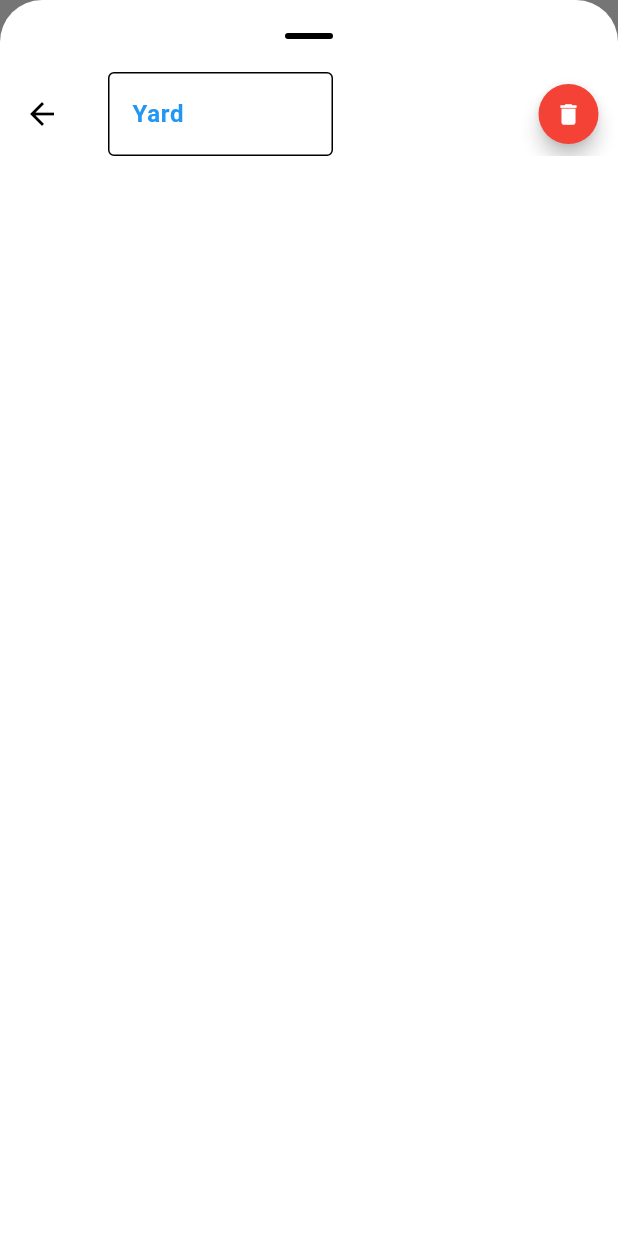
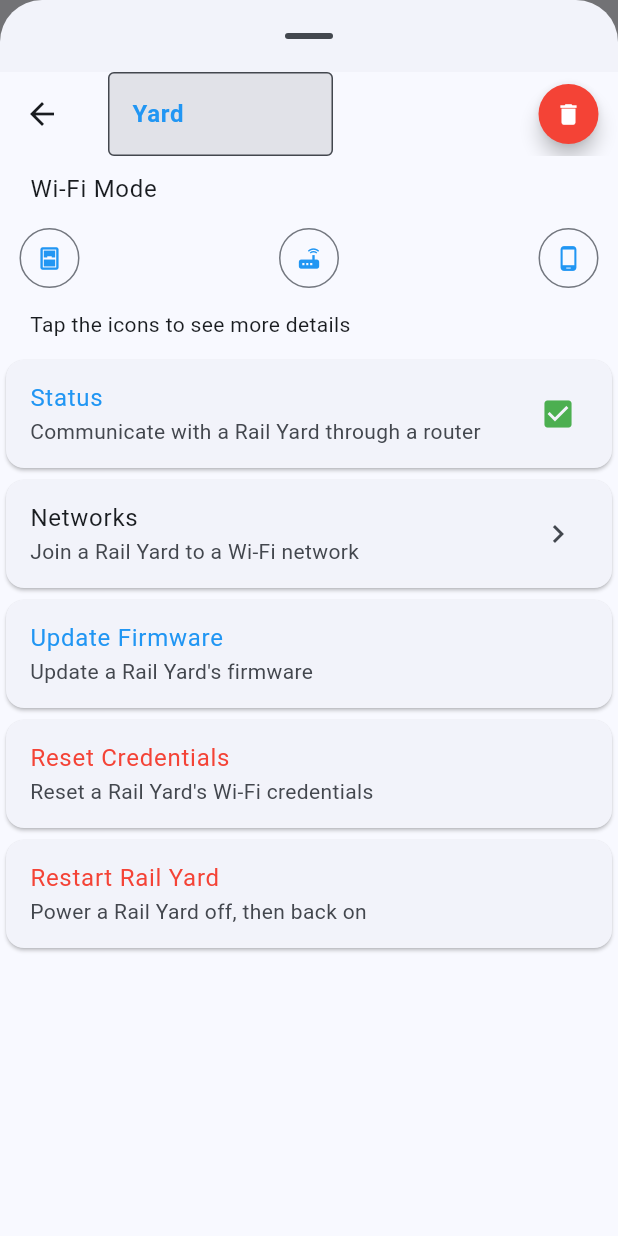
Before and after one commit to jakee417/RailYardFlutter, a Flutter app: the screen it shows after launch, after a tap on the "settings" icon, on a phone screen of 412 x 824 dp. Run offline on Flutter 3.47's test engine with Material 3 defaults, Android fonts, the phone set to English and light mode, and no system bars.

Commit message:
add server settings updates

```diff
--- a/rail_yard/lib/main.dart
+++ b/rail_yard/lib/main.dart
@@ -10,16 +10,17 @@ void main() {
       child: MaterialApp(
         theme: ThemeData(
           useMaterial3: true,
-          primaryColor: Colors.blue,
-          colorScheme: ColorScheme.fromSwatch(
-            primarySwatch: Colors.blue,
-          ).copyWith(
+          colorScheme: ColorScheme.fromSeed(
+            seedColor: Colors.blue,
+            primary: Colors.blue,
             secondary: Colors.lightBlue,
+            brightness: Brightness.light,
+          ),
+          buttonTheme: const ButtonThemeData(
+            shape: CircleBorder(),
           ),
         ),
-        darkTheme: ThemeData.dark(
-          useMaterial3: true,
-        ),
+        darkTheme: ThemeData.dark(),
         themeMode: ThemeMode.system,
         home: RailYardApp(),
       ),
--- /dev/null
+++ b/rail_yard/lib/server_settings_views/server_settings_credentials_reset_view.dart
@@ -0,0 +1,66 @@
+import 'package:flutter/material.dart';
+import 'package:provider/provider.dart';
+import 'package:rail_yard/device_model/device_model_managers.dart';
+
+class ServerSettingsCredentialsResetView extends StatelessWidget {
+  const ServerSettingsCredentialsResetView({
+    super.key,
+    required this.index,
+  });
+  final int index;
+
+  Future<void> showAlert(BuildContext context, String name) async {
+    return showDialog<void>(
+      context: context,
+      barrierDismissible: false, // user must tap button!
+      builder: (BuildContext context) {
+        return AlertDialog(
+          title: Text('Reset $name?'),
+          content: const SingleChildScrollView(
+            child: ListBody(
+              children: <Widget>[
+                Text('Resetting will clear any saved SSID and password.'),
+              ],
+            ),
+          ),
+          actions: <Widget>[
+            TextButton(
+              onPressed: () => Navigator.pop(context),
+              child: const Text('Cancel'),
+            ),
+            TextButton(
+              onPressed: () {
+                Navigator.pop(context);
+              },
+              child: const Text(
+                'Reset',
+                style: TextStyle(
+                  color: Colors.red,
+                ),
+              ),
+            ),
+          ],
+        );
+      },
+    );
+  }
+
+  @override
+  Widget build(BuildContext context) {
+    return Consumer<DeviceManagers>(
+      builder: (context, value, child) => Card(
+        child: ListTile(
+          title: const Text(
+            'Reset Credentials',
+            style: TextStyle(color: Colors.red),
+          ),
+          subtitle: const Text('Reset a Rail Yard\'s Wi-Fi credentials'),
+          onTap: () {
+            showAlert(context,
+                value.getManager(index)?.serverSettings.name ?? 'device');
+          },
+        ),
+      ),
+    );
+  }
+}
--- /dev/null
+++ b/rail_yard/lib/server_settings_views/server_settings_outline_view.dart
@@ -0,0 +1,101 @@
+import 'package:flutter/material.dart';
+
+class ServerSettingsOutlineView extends StatelessWidget {
+  const ServerSettingsOutlineView({
+    super.key,
+    required this.index,
+  });
+  final int index;
+
+  @override
+  Widget build(BuildContext context) {
+    final ListTileThemeData tileTheme = _LisTileDefaultsM3(context);
+    return Column(
+      children: [
+        Padding(
+          padding: const EdgeInsets.symmetric(horizontal: 20.0, vertical: 10.0),
+          child: Row(
+            children: [
+              Text(
+                'Wi-Fi Mode',
+                style: tileTheme.titleTextStyle,
+              ),
+            ],
+          ),
+        ),
+        Row(
+          children: [
+            OutlinedButton(
+              onPressed: () {},
+              style: OutlinedButton.styleFrom(
+                shape: const CircleBorder(),
+              ),
+              child: const Icon(Icons.sensor_window_rounded),
+            ),
+            const Spacer(),
+            OutlinedButton(
+              onPressed: () {},
+              style: OutlinedButton.styleFrom(
+                shape: const CircleBorder(),
+              ),
+              child: const Icon(Icons.router),
+            ),
+            const Spacer(),
+            OutlinedButton(
+              onPressed: () {},
+              style: OutlinedButton.styleFrom(
+                shape: const CircleBorder(),
+              ),
+              child: const Icon(Icons.phone_android),
+            ),
+          ],
+        ),
+        const Padding(
+          padding: EdgeInsets.symmetric(horizontal: 20.0, vertical: 10.0),
+          child: Row(
+            children: [
+              Text('Tap the icons to see more details'),
+            ],
+          ),
+        ),
+      ],
+    );
+  }
+}
+
+class _LisTileDefaultsM3 extends ListTileThemeData {
+  _LisTileDefaultsM3(this.context)
+      : super(
+          contentPadding:
+              const EdgeInsetsDirectional.only(start: 16.0, end: 24.0),
+          minLeadingWidth: 24,
+          minVerticalPadding: 8,
+          shape: const RoundedRectangleBorder(),
+        );
+
+  final BuildContext context;
+  late final ThemeData _theme = Theme.of(context);
+  late final ColorScheme _colors = _theme.colorScheme;
+  late final TextTheme _textTheme = _theme.textTheme;
+
+  @override
+  Color? get tileColor => Colors.transparent;
+
+  @override
+  TextStyle? get titleTextStyle =>
+      _textTheme.bodyLarge!.copyWith(color: _colors.onSurface);
+
+  @override
+  TextStyle? get subtitleTextStyle =>
+      _textTheme.bodyMedium!.copyWith(color: _colors.onSurfaceVariant);
+
+  @override
+  TextStyle? get leadingAndTrailingTextStyle =>
+      _textTheme.labelSmall!.copyWith(color: _colors.onSurfaceVariant);
+
+  @override
+  Color? get selectedColor => _colors.primary;
+
+  @override
+  Color? get iconColor => _colors.onSurfaceVariant;
+}
--- /dev/null
+++ b/rail_yard/lib/server_settings_views/server_settings_restart_view.dart
@@ -0,0 +1,66 @@
+import 'package:flutter/material.dart';
+import 'package:provider/provider.dart';
+import 'package:rail_yard/device_model/device_model_managers.dart';
+
+class ServerSettingsRestartView extends StatelessWidget {
+  const ServerSettingsRestartView({
+    super.key,
+    required this.index,
+  });
+  final int index;
+
+  Future<void> showAlert(BuildContext context, String name) async {
+    return showDialog<void>(
+      context: context,
+      barrierDismissible: false, // user must tap button!
+      builder: (BuildContext context) {
+        return AlertDialog(
+          title: Text('Restart $name?'),
+          content: const SingleChildScrollView(
+            child: ListBody(
+              children: <Widget>[
+                Text('This will turn the Rail yard off and on again.'),
+              ],
+            ),
+          ),
+          actions: <Widget>[
+            TextButton(
+              onPressed: () => Navigator.pop(context),
+              child: const Text('Cancel'),
+            ),
+            TextButton(
+              onPressed: () {
+                Navigator.pop(context);
+              },
+              child: const Text(
+                'Restart',
+                style: TextStyle(
+                  color: Colors.red,
+                ),
+              ),
+            ),
+          ],
+        );
+      },
+    );
+  }
+
+  @override
+  Widget build(BuildContext context) {
+    return Consumer<DeviceManagers>(
+      builder: (context, value, child) => Card(
+        child: ListTile(
+          title: const Text(
+            'Restart Rail Yard',
+            style: TextStyle(color: Colors.red),
+          ),
+          subtitle: const Text('Power a Rail Yard off, then back on'),
+          onTap: () {
+            showAlert(context,
+                value.getManager(index)?.serverSettings.name ?? 'device');
+          },
+        ),
+      ),
+    );
+  }
+}
--- /dev/null
+++ b/rail_yard/lib/server_settings_views/server_settings_scan_view.dart
@@ -0,0 +1,22 @@
+import 'package:flutter/material.dart';
+
+class ServerSettingsScanView extends StatelessWidget {
+  const ServerSettingsScanView({
+    super.key,
+    required this.index,
+  });
+  final int index;
+  @override
+  Widget build(BuildContext context) {
+    return Card(
+      child: ListTile(
+        title: const Text('Networks'),
+        subtitle: const Text('Join a Rail Yard to a Wi-Fi network'),
+        onTap: () {
+          // Do the status update
+        },
+        trailing: const Icon(Icons.chevron_right),
+      ),
+    );
+  }
+}
--- /dev/null
+++ b/rail_yard/lib/server_settings_views/server_settings_status_view.dart
@@ -0,0 +1,27 @@
+import 'package:flutter/material.dart';
+
+class ServerSettingsStatusView extends StatelessWidget {
+  const ServerSettingsStatusView({
+    super.key,
+    required this.index,
+  });
+  final int index;
+  @override
+  Widget build(BuildContext context) {
+    return Card(
+      child: ListTile(
+        title: Text(
+          'Status',
+          style: TextStyle(
+            color: Theme.of(context).colorScheme.primary,
+          ),
+        ),
+        subtitle: const Text('Communicate with a Rail Yard through a router'),
+        onTap: () {
+          // Do the status update
+        },
+        trailing: const Icon(Icons.check_box, color: Colors.green),
+      ),
+    );
+  }
+}
--- /dev/null
+++ b/rail_yard/lib/server_settings_views/server_settings_update_view.dart
@@ -0,0 +1,24 @@
+import 'package:flutter/material.dart';
+
+class ServerSettingsUpdateView extends StatelessWidget {
+  const ServerSettingsUpdateView({
+    super.key,
+    required this.index,
+  });
+  final int index;
+  @override
+  Widget build(BuildContext context) {
+    return Card(
+      child: ListTile(
+        title: Text(
+          'Update Firmware',
+          style: TextStyle(color: Theme.of(context).colorScheme.primary),
+        ),
+        subtitle: const Text('Update a Rail Yard\'s firmware'),
+        onTap: () {
+          // Do the status update
+        },
+      ),
+    );
+  }
+}
--- a/rail_yard/lib/server_settings_views/server_settings_view.dart
+++ b/rail_yard/lib/server_settings_views/server_settings_view.dart
@@ -1,6 +1,12 @@
 import 'package:flutter/material.dart';
 import 'package:provider/provider.dart';
 import 'package:rail_yard/device_model/device_model_managers.dart';
+import 'package:rail_yard/server_settings_views/server_settings_credentials_reset_view.dart';
+import 'package:rail_yard/server_settings_views/server_settings_outline_view.dart';
+import 'package:rail_yard/server_settings_views/server_settings_restart_view.dart';
+import 'package:rail_yard/server_settings_views/server_settings_scan_view.dart';
+import 'package:rail_yard/server_settings_views/server_settings_status_view.dart';
+import 'package:rail_yard/server_settings_views/server_settings_update_view.dart';
 
 class ServerSettingsView extends StatefulWidget {
   const ServerSettingsView({
@@ -58,10 +64,82 @@ class _ServerSettingsView extends State<ServerSettingsView> {
           ),
         ),
         actions: [
-          ElevatedButton(
+          ServerSettingsDeleteButton(
+            index: widget.index,
+          )
+        ],
+      ),
+      body: ListView(
+        children: [
+          ServerSettingsOutlineView(index: widget.index),
+          ServerSettingsStatusView(index: widget.index),
+          ServerSettingsScanView(index: widget.index),
+          ServerSettingsUpdateView(index: widget.index),
+          ServerSettingsCredentialsResetView(index: widget.index),
+          ServerSettingsRestartView(index: widget.index),
+        ],
+      ),
+    );
+  }
+}
+
+class ServerSettingsDeleteButton extends StatelessWidget {
+  const ServerSettingsDeleteButton({
+    super.key,
+    required this.index,
+  });
+  final int index;
+
+  Future<void> showDeletionAlert({
+    required BuildContext context,
+    required String name,
+    required int index,
+  }) async {
+    return showDialog<void>(
+      context: context,
+      barrierDismissible: false, // user must tap button!
+      builder: (BuildContext context) {
+        return AlertDialog(
+          title: Text('Remove $name?'),
+          content: const SingleChildScrollView(
+            child: ListBody(
+              children: <Widget>[
+                Text('Deleting will remove Rail yard from use.'),
+              ],
+            ),
+          ),
+          actions: <Widget>[
+            TextButton(
+              onPressed: () => Navigator.pop(context),
+              child: const Text('Cancel'),
+            ),
+            TextButton(
               onPressed: () {
                 Navigator.pop(context);
-              context.read<DeviceManagers>().deleteManager(widget.index);
+                context.read<DeviceManagers>().deleteManager(index);
+                Navigator.pop(context);
+              },
+              child: Text('Delete $name',
+                  style: const TextStyle(
+                    color: Colors.red,
+                  )),
+            ),
+          ],
+        );
+      },
+    );
+  }
+
+  @override
+  Widget build(BuildContext context) {
+    return Consumer<DeviceManagers>(
+      builder: (context, value, child) => ElevatedButton(
+        onPressed: () {
+          showDeletionAlert(
+            context: context,
+            name: value.getManager(index)?.serverSettings.name ?? 'device',
+            index: index,
+          );
         },
         style: ElevatedButton.styleFrom(
           shape: const CircleBorder(),
@@ -72,13 +150,6 @@ class _ServerSettingsView extends State<ServerSettingsView> {
           Icons.delete,
           color: Colors.white,
         ),
-          )
-        ],
-      ),
-      body: const Center(
-        child: Column(
-          children: [],
-        ),
       ),
     );
   }
```
Also changed, not shown: rail_yard/lib/server_views/server_view_grid_item.dart (+5 -4 lines), rail_yard/pubspec.lock, 1 other file. Lines whose indentation alone changed are shown as unchanged.
